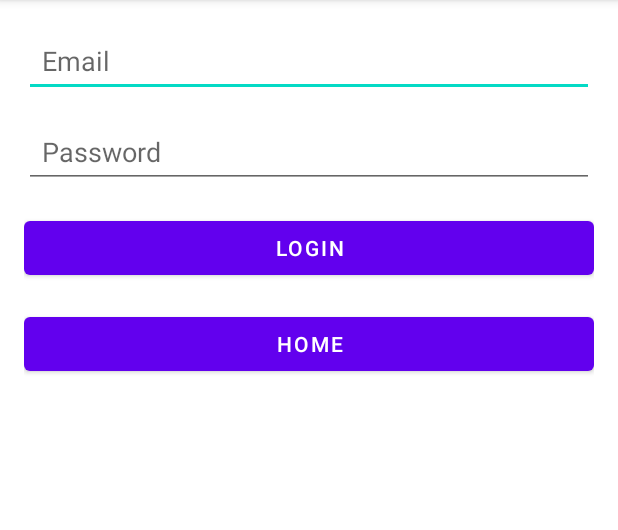
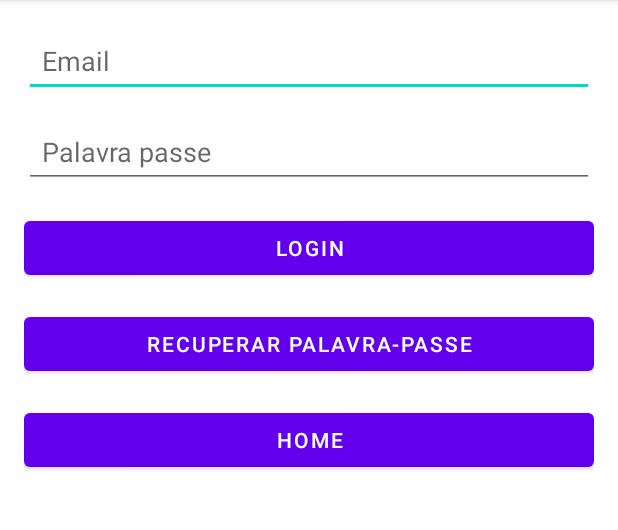
Before and after one commit to JoseSousaVaz/FestadBolso, an Android app: the screen it shows after launch (FirebaseUIActivity), on a phone screen of 412 x 824 dp, the part 84-614 px from its top. Run offline under Robolectric (Android 15) with nearby library versions, the phone set to English and light mode, and no system bars; our stand-ins replace Firebase (no records; nobody signed in at launch, a user with empty details on screens opened directly), Volley.

Commit message:
Login e registo 100% funcional com recuperação de palavra passe por email também funcional

```diff
--- a/app/build.gradle.kts
+++ b/app/build.gradle.kts
@@ -54,4 +54,8 @@ dependencies {
     //Glide image user
     implementation("com.github.bumptech.glide:glide:4.16.0")
     annotationProcessor("com.github.bumptech.glide:compiler:4.16.0")
+
+    //Use apis
+    implementation("com.android.volley:volley:1.2.1")
+    implementation("org.json:json:20210307")
 }
--- a/app/src/main/res/layout/activity_firebase_ui.xml
+++ b/app/src/main/res/layout/activity_firebase_ui.xml
@@ -54,13 +54,23 @@
         android:layout_marginTop="16dp"/>
 
     <Button
+        android:id="@+id/recoverPassword"
+        android:layout_width="0dp"
+        android:layout_height="wrap_content"
+        android:text="@string/recuperar_palavra_passe"
+        app:layout_constraintStart_toStartOf="parent"
+        app:layout_constraintEnd_toEndOf="parent"
+        app:layout_constraintTop_toBottomOf="@id/authButton"
+        android:layout_marginTop="16dp"/>
+
+    <Button
         android:id="@+id/homeButton"
         android:layout_width="0dp"
         android:layout_height="wrap_content"
         android:text="@string/home"
         app:layout_constraintStart_toStartOf="parent"
         app:layout_constraintEnd_toEndOf="parent"
-        app:layout_constraintTop_toBottomOf="@id/authButton"
+        app:layout_constraintTop_toBottomOf="@id/recoverPassword"
         android:layout_marginTop="16dp"/>
 
     <ProgressBar
--- a/app/src/main/res/values/strings.xml
+++ b/app/src/main/res/values/strings.xml
@@ -1,15 +1,16 @@
 <resources>
     <string name="app_name">FestadBolso</string>
     <string name="email">Email</string>
-    <string name="username">Username</string>
-    <string name="password">Password</string>
-    <string name="login_register">Login/Register</string>
+    <string name="username">Nome de utilizador</string>
+    <string name="password">Palavra passe</string>
+    <string name="login_register">Login/Registar</string>
     <string name="home">Home</string>
     <string name="login">Login</string>
-    <string name="register">Register</string>
-    <string name="random_game">Random Game</string>
+    <string name="register">Registar</string>
+    <string name="random_game">Jogo Aleatório</string>
     <string name="logout">Logout</string>
-    <string name="version_1_0">Version 1.0</string>
-    <string name="welcome_to_festa_d_bolso">Welcome to Festa d\'Bolso</string>
+    <string name="version_1_0">Versão da aplicação 1.0</string>
+    <string name="welcome_to_festa_d_bolso">Bem vindo ao Festa d\'Bolso</string>
     <string name="app_logo">App Logo</string>
+    <string name="recuperar_palavra_passe">Recuperar palavra-passe</string>
 </resources>
```
Also changed, not shown: app/src/main/java/com/example/festadbolso/UI/FirebaseUIActivity.java (+44 -0 lines).
